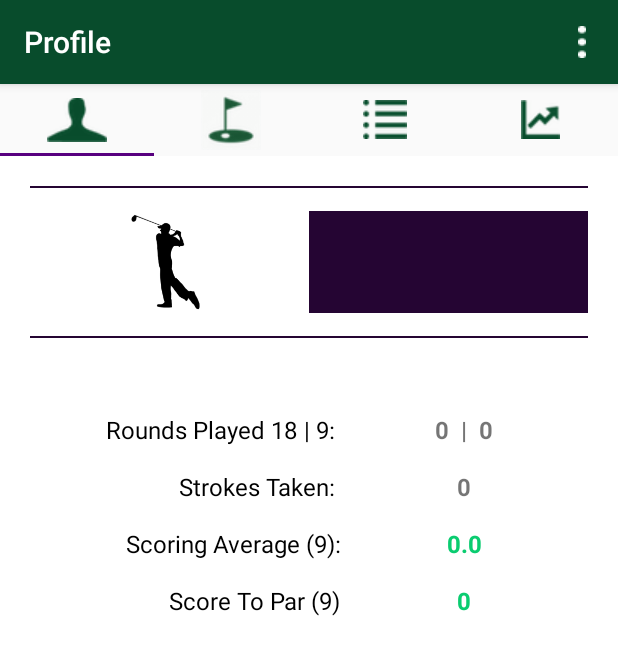
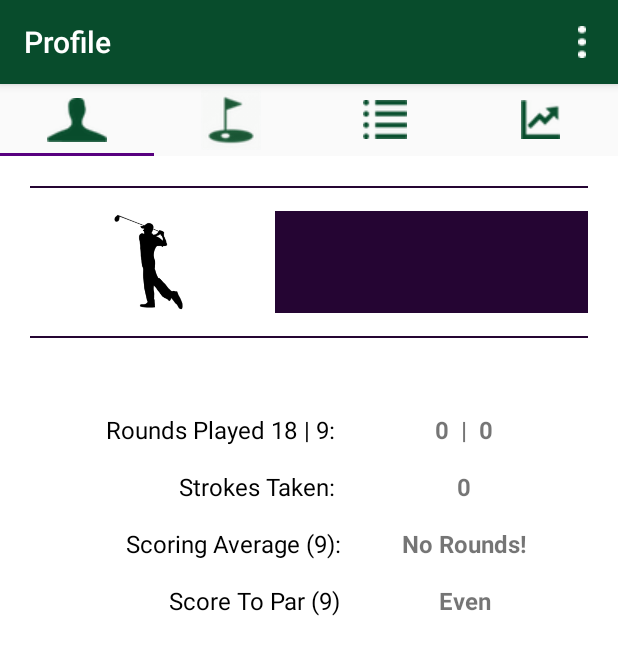
Before and after one commit to rmcase/Golf_V3, an Android app: the ProfileFragment screen opened directly, with no data from a screen before it, after a tap on "Scoring Average (18):", on a phone screen of 412 x 824 dp. Shown: the top 655 px of the screen. Run offline under Robolectric (Android 15) with nearby library versions, the phone set to English and light mode, and no system bars; our stand-ins replace Firebase (no records; nobody signed in at launch, a user with empty details on screens opened directly), data binding; libraries missing offline, so code that uses them is left out: info.hoang8f.widget; 2 statements that could not run were skipped.

Commit message:
Style profile elements, remove color changes

```diff
--- a/app/src/main/java/com/ryancase/golf_v3/ui/ProfileFragment.java
+++ b/app/src/main/java/com/ryancase/golf_v3/ui/ProfileFragment.java
@@ -164,14 +164,11 @@ public class ProfileFragment extends Fragment implements View.OnClickListener{
             allTimeScoreToParNineStr = String.valueOf(allTimeScoreToParNine);
         }
 
-        if(Float.isNaN(scoAvg)) {
+        if(Float.isNaN(scoAvg) || scoAvg < 10.0f) {
             binding.scoAvg.setText("No Rounds!");
         } else {
             binding.scoAvg.setText(String.valueOf(scoAvg));
-            binding.scoAvg.setTextColor(getScoreToParTextColor(eighteenShowing));
         }
-
-        binding.scoreToPar.setTextColor(getScoreToParTextColor(eighteenShowing));
 
         binding.golfer.setText(currentGolfer);
         binding.roundsPl.setText(String.valueOf(fullRounds) + "  |  " + String.valueOf(halfRounds));
@@ -184,28 +181,27 @@ public class ProfileFragment extends Fragment implements View.OnClickListener{
         String otherScoreToPar = "Score To Par (9)";
         if(binding.scoAvgTv.getText() != otherScoringAverage) {
             eighteenShowing = false;
-            binding.scoreToPar.setTextColor(getScoreToParTextColor(eighteenShowing));
 
             binding.scoAvgTv.setText(otherScoringAverage);
-            if(Float.isNaN(nineScoAvg)) {
+            if(Float.isNaN(nineScoAvg) || scoAvg < 10.0f) {
                 binding.scoAvg.setText("No Rounds!");
             } else {
-                binding.scoAvg.setTextColor(getScoreToParTextColor(eighteenShowing));
                 binding.scoAvg.setText(String.valueOf(nineScoAvg));
             }
 
+            if(nineScoAvg == 0) {
+                allTimeScoreToParNineStr = "Even";
+            }
             binding.scoreToParTv.setText(otherScoreToPar);
             binding.scoreToPar.setText(allTimeScoreToParNineStr);
         } else {
             eighteenShowing = true;
-            binding.scoreToPar.setTextColor(getScoreToParTextColor(eighteenShowing));
 
             otherScoringAverage = "Scoring Average (18):";
             binding.scoAvgTv.setText(otherScoringAverage);
-            if(Float.isNaN(scoAvg)) {
+            if(Float.isNaN(scoAvg) || scoAvg < 10.0f) {
                 binding.scoAvg.setText("No Rounds!");
             } else {
-                binding.scoAvg.setTextColor(getScoreToParTextColor(eighteenShowing));
                 binding.scoAvg.setText(String.valueOf(scoAvg));
             }
 
--- a/app/src/main/res/layout/profile_tab.xml
+++ b/app/src/main/res/layout/profile_tab.xml
@@ -32,25 +32,28 @@
             </TableRow>
             <!--Line above-->
 
-            <TableRow android:layout_marginBottom="15dp">
+            <TableRow
+                android:layout_marginBottom="15dp"
+                android:weightSum="10">
 
                 <ImageView
                     android:layout_width="0dp"
                     android:layout_height="68dp"
-                    android:layout_weight="1"
+                    android:layout_weight="4.4"
                     android:src="@drawable/tiger" />
 
                 <TextView
                     android:id="@+id/golfer"
                     android:layout_width="0dp"
                     android:layout_height="match_parent"
-                    android:layout_weight="1"
+                    android:layout_weight="5.6"
                     android:background="@color/fDarkPurple"
                     android:gravity="center"
+                    android:maxLines="1"
                     android:paddingBottom="10dp"
+                    android:paddingLeft="3.75dp"
+                    android:paddingRight="3.75dp"
                     android:paddingTop="10dp"
-                    android:paddingLeft="2dp"
-                    android:paddingRight="2dp"
                     android:textColor="@color/white"
                     android:textSize="15sp"
                     android:textStyle="bold" />
```
